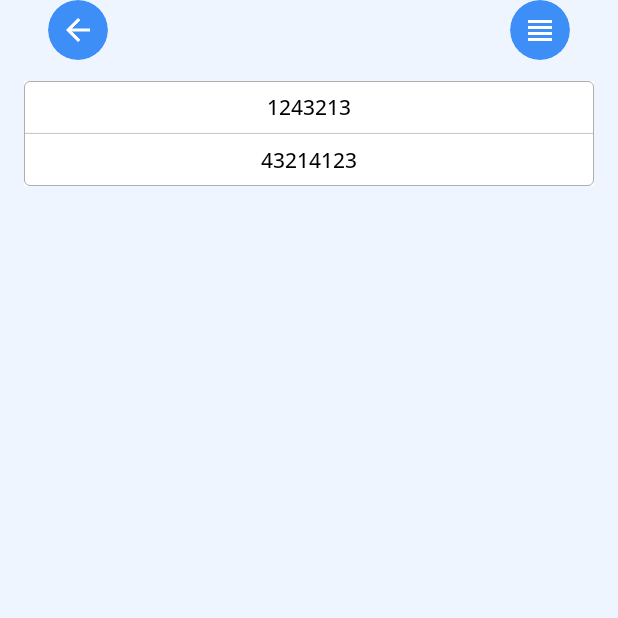
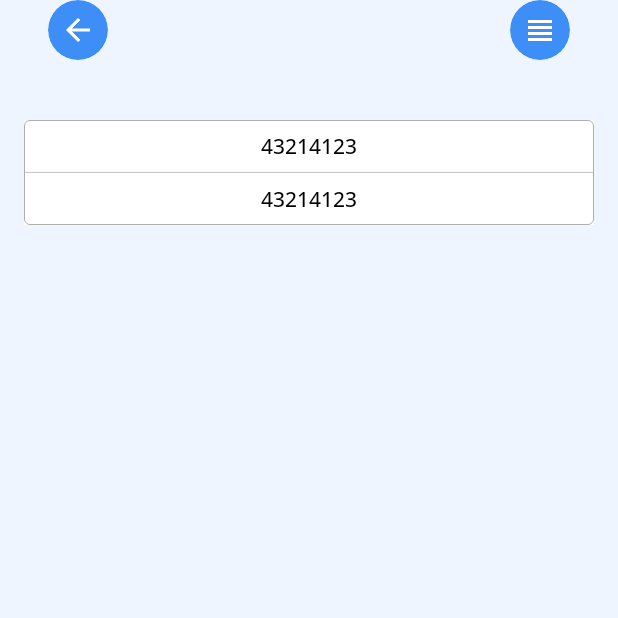
Before and after one commit to DenisFrolkov/mindeck-app, an Android app built with Jetpack Compose: the card_study_screen screen opened through its navigation route, on a phone screen of 412 x 824 dp, the top half of it. Run offline under Robolectric (Android 15) with nearby library versions, the phone set to English and light mode, and no system bars; 2 statements that could not run were skipped.

Commit message:
Refactored several screens.

```diff
--- a/presentation/src/main/java/com/mindeck/presentation/ui/screens/CardStudyScreen.kt
+++ b/presentation/src/main/java/com/mindeck/presentation/ui/screens/CardStudyScreen.kt
@@ -3,12 +3,14 @@ package com.mindeck.presentation.ui.screens
 import androidx.compose.foundation.background
 import androidx.compose.foundation.border
 import androidx.compose.foundation.layout.Arrangement
+import androidx.compose.foundation.layout.Box
 import androidx.compose.foundation.layout.Column
 import androidx.compose.foundation.layout.Row
 import androidx.compose.foundation.layout.Spacer
 import androidx.compose.foundation.layout.fillMaxSize
 import androidx.compose.foundation.layout.fillMaxWidth
 import androidx.compose.foundation.layout.height
+import androidx.compose.foundation.layout.navigationBarsPadding
 import androidx.compose.foundation.layout.padding
 import androidx.compose.foundation.layout.size
 import androidx.compose.foundation.layout.statusBarsPadding
@@ -17,6 +19,7 @@ import androidx.compose.foundation.rememberScrollState
 import androidx.compose.foundation.shape.RoundedCornerShape
 import androidx.compose.foundation.verticalScroll
 import androidx.compose.material3.HorizontalDivider
+import androidx.compose.material3.Scaffold
 import androidx.compose.material3.Text
 import androidx.compose.runtime.Composable
 import androidx.compose.runtime.remember
@@ -45,6 +48,7 @@ import com.mindeck.presentation.ui.theme.White
 
 @Composable
 fun CardStudyScreen(navController: NavController) {
+
     val scrollState = rememberScrollState()
 
     val fontFamily = remember { FontFamily(Font(R.font.opensans_medium)) }
@@ -72,15 +76,15 @@ fun CardStudyScreen(navController: NavController) {
         RepeatOptionData(title = "Тяжело", time = "1 дней", color = LightRed, action = { })
     )
 
-    Column(
+    Scaffold(
         modifier = Modifier
             .fillMaxSize()
             .background(BackgroundScreen)
-            .verticalScroll(state = scrollState)
             .statusBarsPadding()
-            .padding(horizontal = 16.dp)
-            .padding(bottom = 16.dp)
-    ) {
+            .navigationBarsPadding()
+            .padding(horizontal = 16.dp),
+        containerColor = BackgroundScreen,
+        topBar = {
             ActionBar(
                 onBackClick = { navController.popBackStack() },
                 onMenuClick = { },
@@ -94,23 +98,37 @@ fun CardStudyScreen(navController: NavController) {
                     .size(size = 16.dp),
             )
             Spacer(Modifier.height(14.dp))
+        },
+        content = { padding ->
+            Box(modifier = Modifier.padding(padding).verticalScroll(state = scrollState)) {
+                Column(modifier = Modifier.padding(padding)) {
+                    Box(
+                        modifier = Modifier
+                            .fillMaxSize()
+                    ) {
                         QuestionAndAnswerElement(
-            question = "1243213",
+                            question = "43214123",
                             answer = "43214123",
                             questionStyle = questionStyle,
                             answerStyle = answerStyle,
                             modifier = Modifier
                                 .fillMaxWidth()
                                 .background(White)
-                .border(width = 0.5.dp, color = MediumGray, shape = RoundedCornerShape(4.dp))
+                                .border(
+                                    width = 0.5.dp,
+                                    color = MediumGray,
+                                    shape = RoundedCornerShape(4.dp)
                                 )
+                        )
+                    }
+                }
+            }
             Row(
                 horizontalArrangement = Arrangement.SpaceBetween,
                 verticalAlignment = Alignment.Bottom,
                 modifier = Modifier
                     .fillMaxSize()
                     .padding(bottom = 16.dp)
-                .height(60.dp)
             ) {
                 repeatOptionsButton.forEach {
                     RepeatOptionsButton(
@@ -123,6 +141,7 @@ fun CardStudyScreen(navController: NavController) {
                 }
             }
         }
+    )
 }
 
 @Composable
```
Also changed, not shown: presentation/src/main/java/com/mindeck/presentation/ui/screens/CreationCardScreen.kt (+10 -6 lines), presentation/src/main/java/com/mindeck/presentation/ui/screens/DeckScreen.kt (+10 -3 lines), presentation/src/main/java/com/mindeck/presentation/ui/screens/FolderScreen.kt (+10 -3 lines), presentation/src/main/java/com/mindeck/presentation/ui/screens/FoldersScreen.kt (+10 -3 lines). Lines whose indentation alone changed are shown as unchanged.
